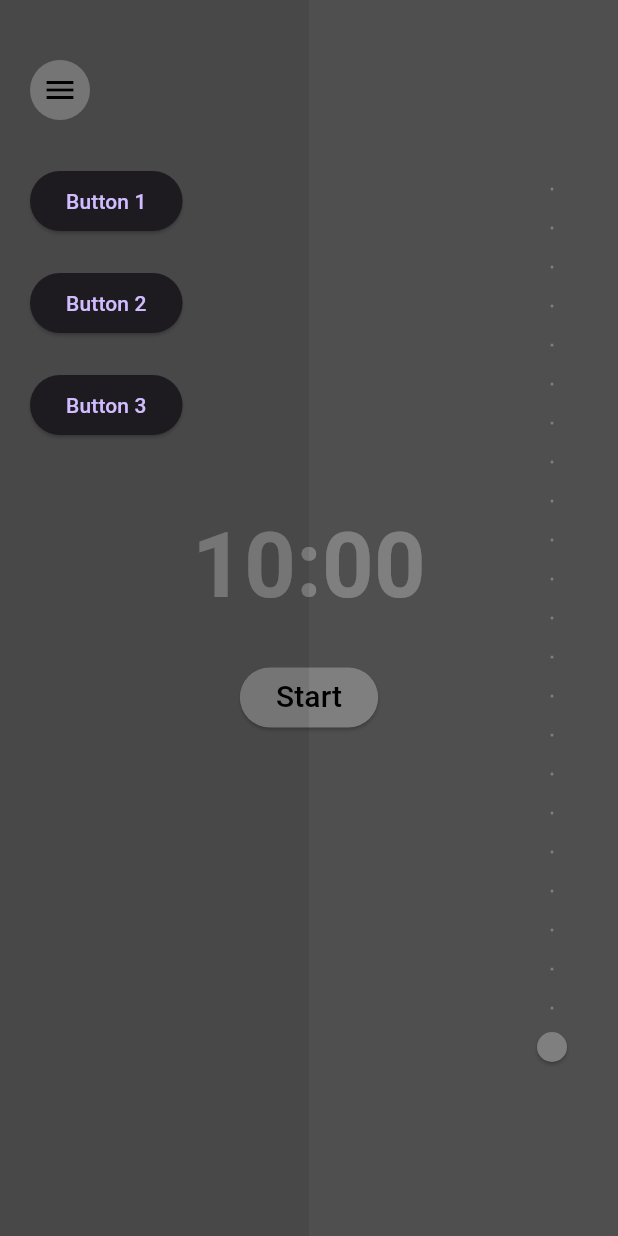
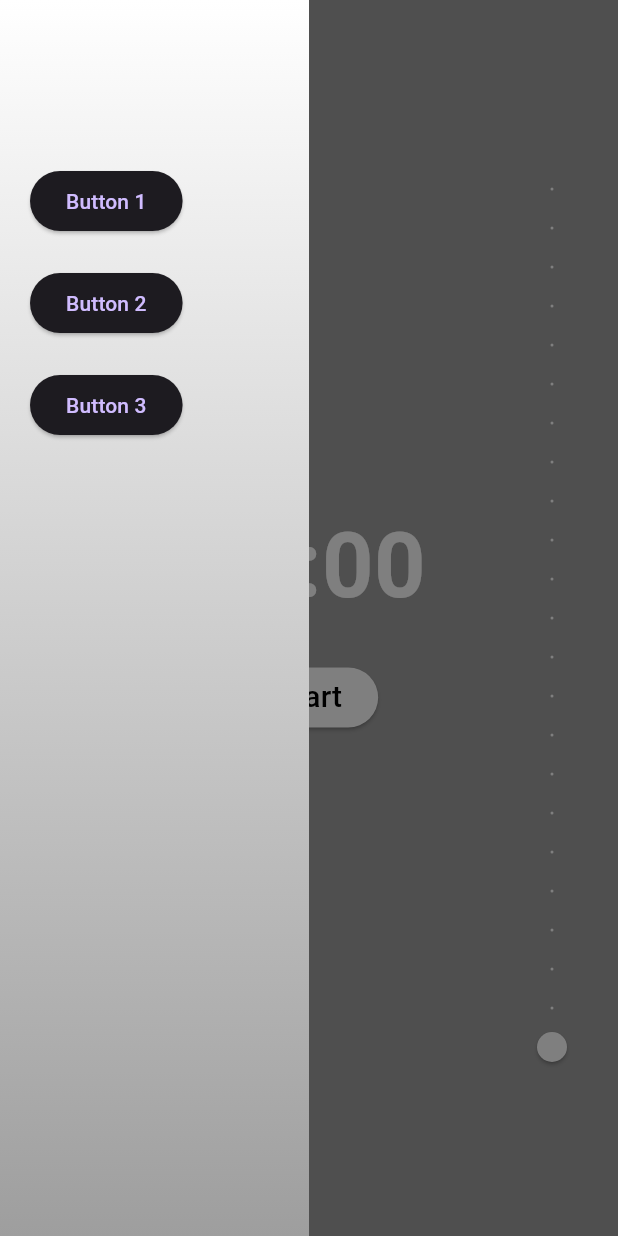
Before and after one commit to Jozephh/cj_study_timer, a Flutter app: the screen it shows after launch, after a tap on the "menu" icon, on a phone screen of 412 x 824 dp. Run offline on Flutter 3.47's test engine with Material 3 defaults, Android fonts, the light colour scheme and no system bars; our stand-ins replace google_fonts.

```diff
--- a/cj_study_timer/lib/main.dart
+++ b/cj_study_timer/lib/main.dart
@@ -200,7 +200,13 @@ class _TimerScreenState extends State<TimerScreen>
                   children: [
                     Expanded(
                       child: Container(
-                        color: Colors.black54, // Darkens the left half
+                        decoration: const BoxDecoration(
+                          gradient: LinearGradient(
+                            begin: Alignment.topRight,
+                            end: Alignment.bottomRight,
+                            colors: [Colors.white, Colors.grey],
+                          ),
+                        ),
                         child: Column(
                           crossAxisAlignment: CrossAxisAlignment.start,
                           children: [
```
